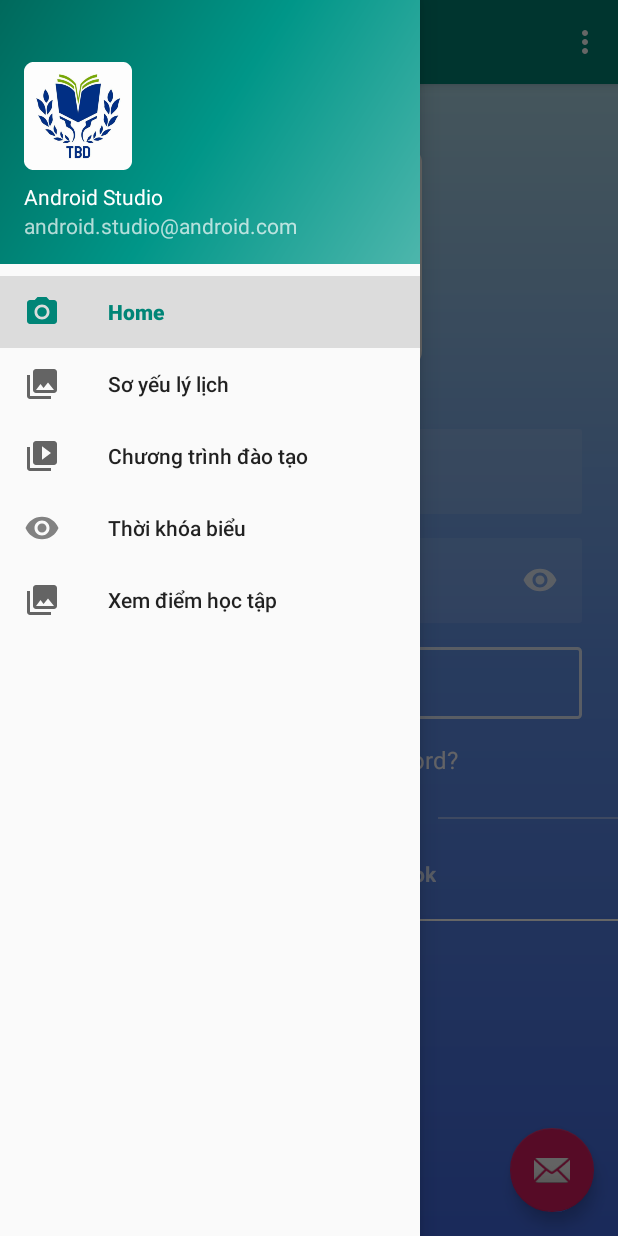
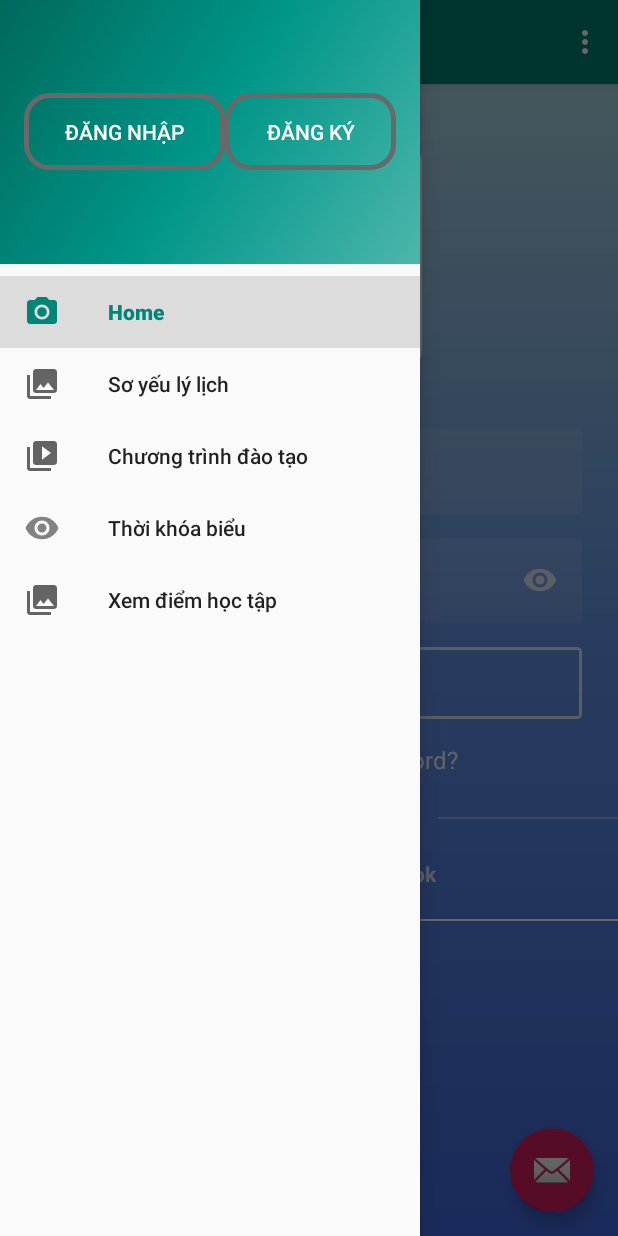
Before and after one commit to ngtrongha/DaoTao, an Android app: the screen it shows after launch (MainActivity), with the side drawer open, on a phone screen of 412 x 824 dp. Run offline under Robolectric (Android 15) with nearby library versions, the phone set to English and light mode, and no system bars; our stand-ins replace navigation-ui.

Commit message:
nav header nologin

```diff
--- a/app/src/main/res/layout/activity_main.xml
+++ b/app/src/main/res/layout/activity_main.xml
@@ -19,7 +19,7 @@
             android:layout_height="match_parent"
             android:layout_gravity="start"
             android:fitsSystemWindows="true"
-            app:headerLayout="@layout/nav_header_main"
+            app:headerLayout="@layout/nav_header_main_nologin"
             app:menu="@menu/activity_main_drawer" />
 
 </androidx.drawerlayout.widget.DrawerLayout>
--- /dev/null
+++ b/app/src/main/res/layout/nav_header_main_nologin.xml
@@ -0,0 +1,44 @@
+<?xml version="1.0" encoding="utf-8"?>
+<LinearLayout xmlns:android="http://schemas.android.com/apk/res/android"
+        xmlns:app="http://schemas.android.com/apk/res-auto"
+        android:layout_width="match_parent"
+        android:layout_height="@dimen/nav_header_height"
+        android:background="@drawable/side_nav_bar"
+        android:gravity="bottom"
+        android:orientation="vertical"
+        android:paddingLeft="@dimen/activity_horizontal_margin"
+        android:paddingTop="@dimen/activity_vertical_margin"
+        android:paddingRight="@dimen/activity_horizontal_margin"
+        android:paddingBottom="@dimen/activity_vertical_margin"
+        android:theme="@style/ThemeOverlay.AppCompat.Dark">
+
+
+    <LinearLayout
+            android:layout_width="match_parent"
+            android:layout_height="match_parent"
+            android:layout_gravity="center"
+            android:orientation="horizontal">
+
+        <Button
+                android:id="@+id/bt_login"
+                android:layout_width="wrap_content"
+                android:layout_height="wrap_content"
+                android:layout_weight="1"
+                android:background="@drawable/custom_button"
+                android:padding="16dp"
+                android:layout_gravity="center"
+                android:text="Đăng Nhập" />
+
+        <Button
+                android:id="@+id/bt_registration"
+                android:layout_width="wrap_content"
+                android:layout_height="wrap_content"
+                android:background="@drawable/custom_button"
+                android:layout_gravity="center"
+                android:padding="16dp"
+                android:layout_weight="1"
+                android:text="Đăng Ký" />
+
+    </LinearLayout>
+
+</LinearLayout>
```
Also changed, not shown: app/src/main/res/layout/nav_header_main_login.xml (renamed from app/src/main/res/layout/nav_header_main.xml).
